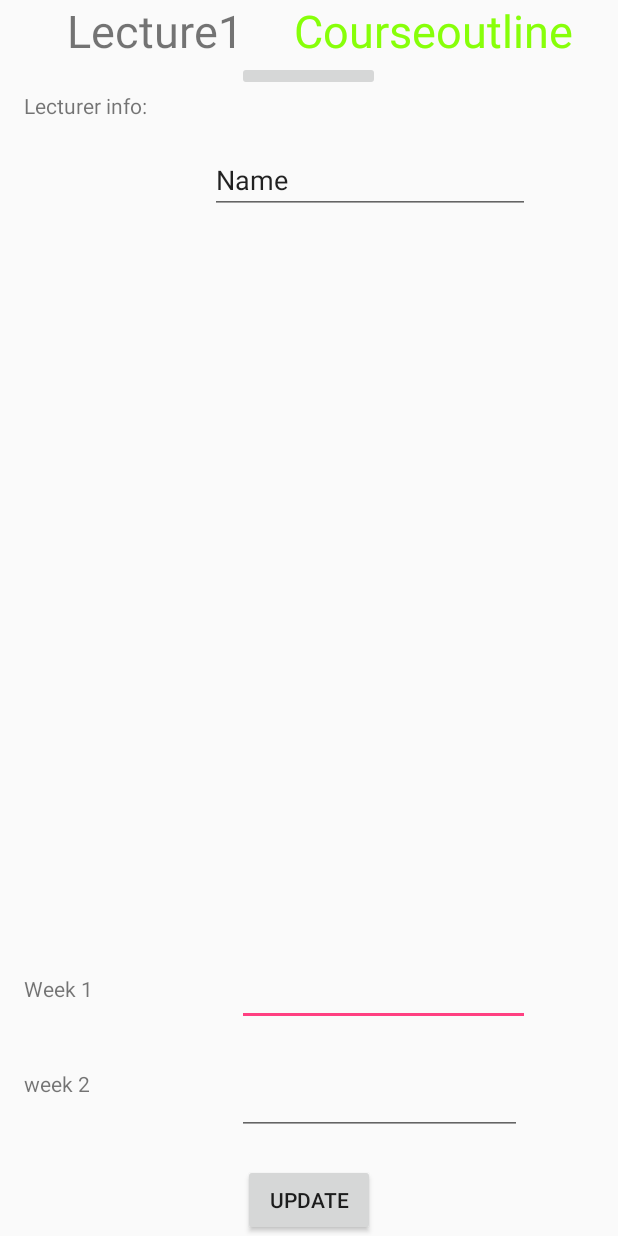
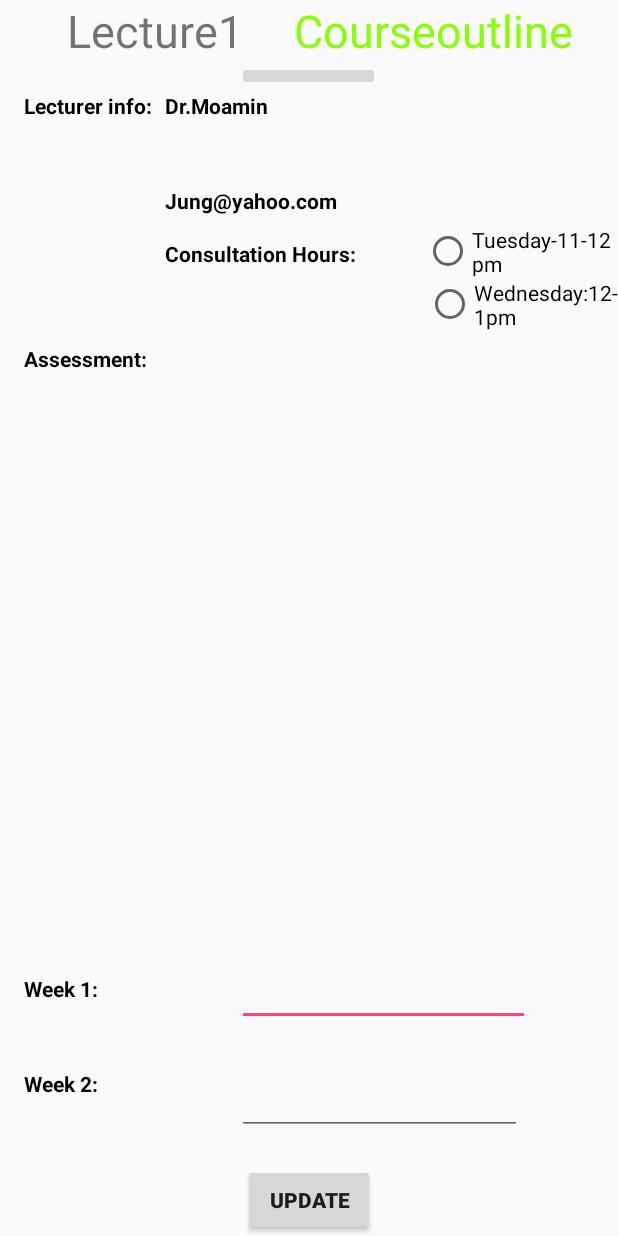
Before and after one commit to alvin295337/Alvin_FYP, an Android app: the layout fragment_course_outlline.xml on its own in the app's theme, with its tools: preview values and no code run, on a phone screen of 412 x 824 dp. Run offline under Robolectric (Android 15) with nearby library versions, the phone set to English and light mode, and no system bars.

Commit message:
i edited

```diff
--- a/app/src/main/java/com/fyp/alvin/abel/CallNotification.java
+++ b/app/src/main/java/com/fyp/alvin/abel/CallNotification.java
@@ -1,5 +1,6 @@
 package com.fyp.alvin.abel;
 
+import android.app.Fragment;
 import android.app.Notification;
 import android.app.NotificationChannel;
 import android.app.NotificationManager;
@@ -7,18 +8,44 @@ import android.app.PendingIntent;
 import android.content.Context;
 import android.content.Intent;
 import android.os.Build;
+import android.os.Bundle;
+import android.support.annotation.NonNull;
+import android.support.annotation.Nullable;
 import android.support.v4.app.NotificationCompat;
+import android.view.LayoutInflater;
+import android.view.View;
+import android.view.ViewGroup;
+import android.widget.Button;
 
-public class CallNotification {
+public class CallNotification extends Fragment {
 
     MainActivity mainActivity;
+    Button b1;
 
-    public CallNotification() {
+    @Nullable
+    @Override
+    public View onCreateView(@NonNull LayoutInflater inflater, @Nullable ViewGroup container, @Nullable Bundle savedInstanceState) {
+        return inflater.inflate(R.layout.fragment_course_outlline,null);
     }
 
-    public void addNotification(Intent intent) {
-        NotificationCompat.Builder mBuilder = new NotificationCompat.Builder(getApplication, "notify_001");
-        PendingIntent pendingIntent = PendingIntent.getActivity(mainActivity, 0, intent, 0);
+    @Override
+    public void onViewCreated(@NonNull View view, @Nullable Bundle savedInstanceState) {
+        super.onViewCreated(view, savedInstanceState);
+
+        b1 = (Button) getView().findViewById(R.id.button);
+        b1.setOnClickListener(new View.OnClickListener() {
+            @Override
+            public void onClick(View v) {
+                addNotification();
+            }
+        });
+    }
+
+        private void addNotification() {
+            NotificationCompat.Builder mBuilder =
+                    new NotificationCompat.Builder(getActivity().getApplicationContext(), "notify_001");
+            Intent ii = new Intent(getActivity().getApplicationContext(), NotificationView.class);
+            PendingIntent pendingIntent = PendingIntent.getActivity(getActivity(), 0, ii, 0);
 
             NotificationCompat.BigTextStyle bigText = new NotificationCompat.BigTextStyle();
             bigText.bigText("topic covered:java and c++");
@@ -32,7 +59,10 @@ public class CallNotification {
             mBuilder.setPriority(Notification.PRIORITY_MAX);
             mBuilder.setStyle(bigText);
 
-        NotificationManager mNotificationManager = (NotificationManager) mainActivity.getSystemService(Context.NOTIFICATION_SERVICE);
+
+
+            NotificationManager mNotificationManager =(NotificationManager) getActivity().getSystemService(Context.NOTIFICATION_SERVICE);
+
 
             if (Build.VERSION.SDK_INT >= Build.VERSION_CODES.O) {
                 NotificationChannel channel = new NotificationChannel("notify_001",
@@ -40,6 +70,7 @@ public class CallNotification {
                         NotificationManager.IMPORTANCE_DEFAULT);
                 mNotificationManager.createNotificationChannel(channel);
             }
+
             mNotificationManager.notify(0, mBuilder.build());
         }
     }
--- a/app/src/main/java/com/fyp/alvin/abel/CameraGallery.java
+++ b/app/src/main/java/com/fyp/alvin/abel/CameraGallery.java
@@ -37,7 +37,7 @@ public class CameraGallery extends Fragment {
         ivImage = view.findViewById(R.id.ivImage);
         testBtn = view.findViewById(R.id.testBtn);
 
-        testBtn.setOnClickListener(new View.OnClickListener() {
+        /*testBtn.setOnClickListener(new View.OnClickListener() {
             @Override
             public void onClick(View view) {
 
@@ -46,7 +46,7 @@ public class CameraGallery extends Fragment {
                 callNotification.addNotification(intent);
 
             }
-        });
+        });*/
 
         FloatingActionButton fab = view.findViewById(R.id.fab);
         fab.setOnClickListener(new View.OnClickListener() {
--- a/app/src/main/res/layout/fragment_course_outlline.xml
+++ b/app/src/main/res/layout/fragment_course_outlline.xml
@@ -30,7 +30,8 @@
         android:layout_width="95dp"
         android:layout_height="wrap_content"
         android:layout_below="@+id/textView2"
-        android:layout_centerHorizontal="true" />
+        android:layout_centerHorizontal="true"
+     />
 
     <EditText
         android:id="@+id/edit_text"
@@ -57,7 +58,8 @@
         android:layout_height="wrap_content"
         android:layout_alignParentBottom="true"
         android:layout_centerHorizontal="true"
-        android:text="Update" />
+        android:text="Update"
+        android:textStyle="bold" />
 
 
     <TextView
@@ -67,7 +69,9 @@
         android:layout_above="@+id/edit_tex"
         android:layout_alignParentStart="true"
         android:layout_marginStart="16dp"
-        android:text="Week 1" />
+        android:text="Week 1:"
+        android:textColor="@android:color/background_dark"
+        android:textStyle="bold" />
 
     <TextView
         android:id="@+id/textView5"
@@ -76,7 +80,9 @@
         android:layout_alignParentBottom="true"
         android:layout_alignStart="@+id/textView3"
         android:layout_marginBottom="67dp"
-        android:text="week 2" />
+        android:text="Week 2:"
+        android:textColor="@android:color/background_dark"
+        android:textStyle="bold" />
 
     <TextView
         android:id="@+id/textView"
@@ -84,18 +90,75 @@
         android:layout_height="wrap_content"
         android:layout_alignStart="@+id/textView3"
         android:layout_below="@+id/imageButton"
+        android:layout_marginStart="0dp"
         android:autoText="false"
-        android:text="Lecturer info:" />
+        android:text="Lecturer info:"
+        android:textColor="@android:color/background_dark"
+        android:textStyle="bold" />
 
-    <EditText
-        android:id="@+id/editText"
+    <RadioButton
+        android:id="@+id/radioButton"
+        android:layout_width="129dp"
+        android:layout_height="wrap_content"
+        android:layout_alignParentEnd="true"
+        android:layout_alignParentTop="true"
+        android:layout_marginTop="150dp"
+        android:text="Tuesday-11-12pm" />
+
+    <TextView
+        android:id="@+id/textView6"
         android:layout_width="wrap_content"
         android:layout_height="wrap_content"
-        android:layout_alignEnd="@+id/edit_text"
         android:layout_alignParentTop="true"
-        android:layout_marginTop="97dp"
-        android:ems="10"
-        android:inputType="textPersonName"
-        android:text="Name" />
+        android:layout_alignStart="@+id/textView7"
+        android:layout_marginTop="159dp"
+        android:text="Consultation Hours:"
+        android:textAppearance="@style/TextAppearance.AppCompat"
+        android:textColor="@android:color/background_dark"
+        android:textSize="14sp"
+        android:textStyle="bold" />
+
+    <RadioButton
+        android:id="@+id/radioButton2"
+        android:layout_width="128dp"
+        android:layout_height="wrap_content"
+        android:layout_alignParentEnd="true"
+        android:layout_below="@+id/radioButton"
+        android:text="Wednesday:12-1pm" />
+
+    <TextView
+        android:id="@+id/textView7"
+        android:layout_width="wrap_content"
+        android:layout_height="wrap_content"
+        android:layout_alignParentStart="true"
+        android:layout_below="@+id/imageButton"
+        android:layout_marginStart="110dp"
+        android:text="Dr.Moamin"
+        android:textColor="@android:color/background_dark"
+        android:textSize="14sp"
+        android:textStyle="bold" />
+
+    <TextView
+        android:id="@+id/textView8"
+        android:layout_width="wrap_content"
+        android:layout_height="wrap_content"
+        android:layout_alignParentTop="true"
+        android:layout_alignStart="@+id/textView7"
+        android:layout_marginTop="124dp"
+        android:text="Jung@yahoo.com"
+        android:textColor="@android:color/background_dark"
+        android:textStyle="bold" />
+
+    <TextView
+        android:id="@+id/textView9"
+        android:layout_width="wrap_content"
+        android:layout_height="wrap_content"
+        android:layout_alignParentTop="true"
+        android:layout_alignStart="@+id/textView3"
+        android:layout_marginTop="229dp"
+        android:text="Assessment:"
+        android:textColor="@android:color/background_dark"
+        android:textStyle="bold" />
+
 
 </RelativeLayout>
```
Lines whose indentation alone changed are shown as unchanged.
